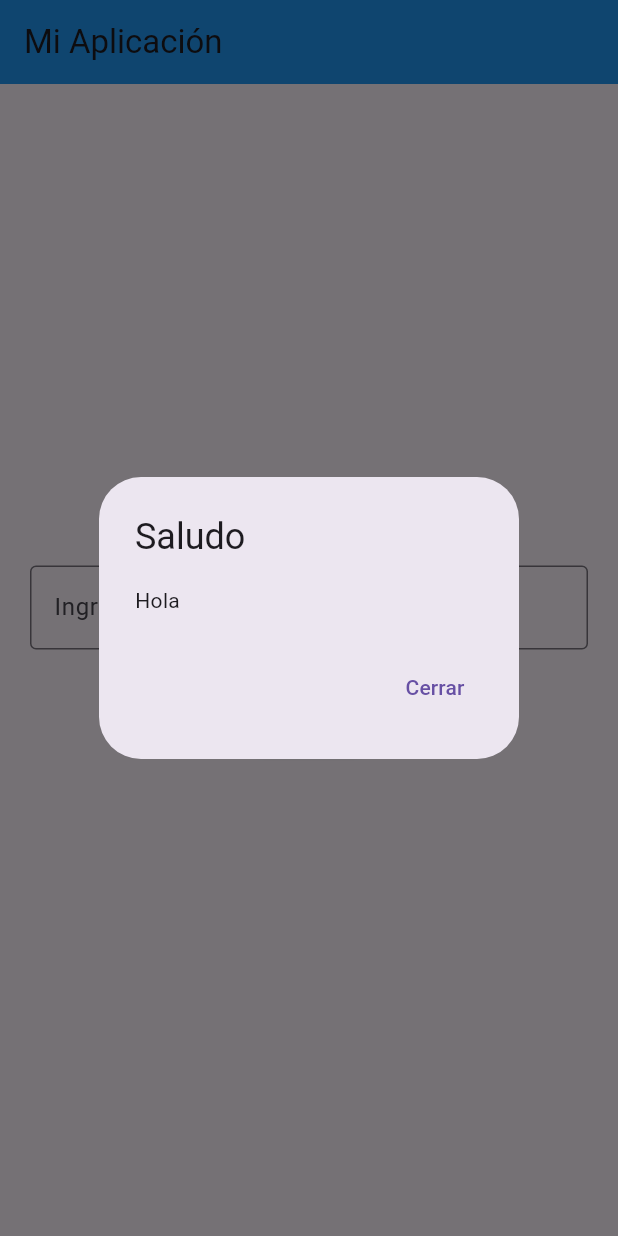
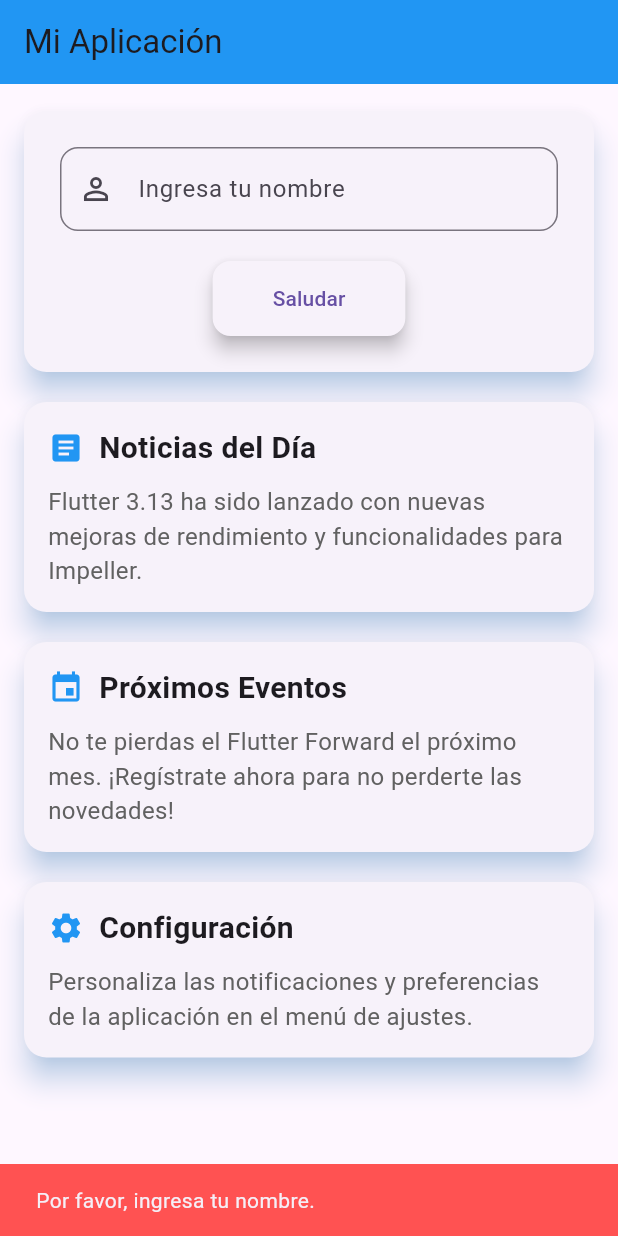
Before and after one commit to Juanki56/Flutter-App, a Flutter app: the screen it shows after launch, after a tap on "Saludar", on a phone screen of 412 x 824 dp. Run offline on Flutter 3.47's test engine with Material 3 defaults, Android fonts, the phone set to English and light mode, and no system bars.

Commit message:
actualizo mi proyecto

```diff
--- a/lib/main.dart
+++ b/lib/main.dart
@@ -25,26 +25,43 @@ class _HomeScreenState extends State<HomeScreen> {
   // Controlador para obtener el texto del TextField
   final TextEditingController _nombreController = TextEditingController();
 
-  // Método para mostrar el pop-up
+  // Método para mostrar el SnackBar
   void _mostrarSaludo() {
-    String nombre = _nombreController.text;
+    // Ocultar el teclado si está abierto
+    FocusScope.of(context).unfocus();
 
-    showDialog(
-      context: context,
-      builder: (BuildContext context) {
-        return AlertDialog(
-          title: Text('Saludo'),
-          content: Text('Hola $nombre'),
-          actions: [
-            TextButton(
+    final String nombre = _nombreController.text.trim();
+
+    // 1. Validar que el nombre no esté vacío
+    if (nombre.isEmpty) {
+      ScaffoldMessenger.of(context).showSnackBar(
+        SnackBar(
+          content: const Text('Por favor, ingresa tu nombre.'),
+          backgroundColor: Colors.redAccent, // Color para indicar error
+        ),
+      );
+      return; // No continuar si el nombre está vacío
+    }
+
+    // 2. Mostrar el SnackBar con un diseño mejorado
+    ScaffoldMessenger.of(context).showSnackBar(
+      SnackBar(
+        content: Text('¡Hola, $nombre! Un gusto saludarte.'),
+        // 3. SnackBar flotante para un look moderno
+        behavior: SnackBarBehavior.floating,
+        shape: RoundedRectangleBorder(
+          borderRadius: BorderRadius.circular(12.0),
+        ),
+        margin: const EdgeInsets.symmetric(horizontal: 20, vertical: 10),
+        duration: const Duration(seconds: 3),
+        action: SnackBarAction(
+          label: 'OK',
+          textColor: Colors.white,
           onPressed: () {
-                Navigator.of(context).pop();
+            // La acción puede estar vacía si solo es para cerrar
           },
-              child: Text('Cerrar'),
         ),
-          ],
-        );
-      },
+      ),
     );
   }
 
@@ -59,38 +76,125 @@ class _HomeScreenState extends State<HomeScreen> {
   Widget build(BuildContext context) {
     return Scaffold(
       appBar: AppBar(
-        title: Text('Mi Aplicación'),
+        title: const Text('Mi Aplicación'),
         backgroundColor: Colors.blue,
       ),
-      body: Center(
+      // Usamos un ListView para mostrar múltiples tarjetas
+      body: ListView(
+        padding: const EdgeInsets.symmetric(vertical: 8.0),
+        children: [
+          // 1. Mantenemos la tarjeta original para el saludo
+          Card(
+            shape: RoundedRectangleBorder(
+              borderRadius: BorderRadius.circular(15.0),
+            ),
+            elevation: 8.0,
+            shadowColor: Colors.blue.withOpacity(0.5),
+            margin: const EdgeInsets.symmetric(vertical: 10.0, horizontal: 16.0),
             child: Padding(
-          padding: const EdgeInsets.all(20.0),
+              padding: const EdgeInsets.all(24.0),
               child: Column(
-            mainAxisAlignment: MainAxisAlignment.center,
+                mainAxisSize: MainAxisSize.min,
                 children: [
-              // Campo de texto editable
                   TextField(
                     controller: _nombreController,
                     decoration: InputDecoration(
                       labelText: 'Ingresa tu nombre',
-                  border: OutlineInputBorder(),
                       hintText: 'Escribe aquí...',
+                      border: OutlineInputBorder(
+                        borderRadius: BorderRadius.circular(12.0),
+                      ),
+                      prefixIcon: const Icon(Icons.person_outline),
                     ),
                   ),
-              SizedBox(height: 20),
-              // Botón
+                  const SizedBox(height: 20),
                   ElevatedButton(
                     onPressed: _mostrarSaludo,
-                child: Text('Saludar'),
                     style: ElevatedButton.styleFrom(
-                  padding:
-                      EdgeInsets.symmetric(horizontal: 30, vertical: 15),
+                      padding: const EdgeInsets.symmetric(
+                          horizontal: 40, vertical: 15),
+                      shape: RoundedRectangleBorder(
+                        borderRadius: BorderRadius.circular(12.0),
                       ),
+                      elevation: 5.0,
+                    ),
+                    child: const Text('Saludar'),
                   ),
                 ],
               ),
             ),
           ),
+
+          // 2. Añadimos nuevas tarjetas de información
+          const InfoCard(
+            title: 'Noticias del Día',
+            icon: Icons.article,
+            content: 'Flutter 3.13 ha sido lanzado con nuevas mejoras de rendimiento y funcionalidades para Impeller.',
+          ),
+          const InfoCard(
+            title: 'Próximos Eventos',
+            icon: Icons.event,
+            content: 'No te pierdas el Flutter Forward el próximo mes. ¡Regístrate ahora para no perderte las novedades!',
+          ),
+          const InfoCard(
+            title: 'Configuración',
+            icon: Icons.settings,
+            content: 'Personaliza las notificaciones y preferencias de la aplicación en el menú de ajustes.',
+          ),
+        ],
+      ),
     );
   }
 }
+
+// WIDGET REUTILIZABLE PARA LAS TARJETAS DE INFORMACIÓN
+class InfoCard extends StatelessWidget {
+  final String title;
+  final IconData icon;
+  final String content;
+
+  const InfoCard({
+    super.key,
+    required this.title,
+    required this.icon,
+    required this.content,
+  });
+
+  @override
+  Widget build(BuildContext context) {
+    return Card(
+      shape: RoundedRectangleBorder(
+        borderRadius: BorderRadius.circular(15.0),
+      ),
+      elevation: 8.0,
+      shadowColor: Colors.blue.withOpacity(0.5),
+      margin: const EdgeInsets.symmetric(vertical: 10.0, horizontal: 16.0),
+      child: Padding(
+        padding: const EdgeInsets.all(16.0),
+        child: Column(
+          crossAxisAlignment: CrossAxisAlignment.start,
+          children: [
+            Row(
+              children: [
+                Icon(icon, color: Colors.blue),
+                const SizedBox(width: 10),
+                Text(
+                  title,
+                  style: const TextStyle(
+                    fontSize: 20,
+                    fontWeight: FontWeight.bold,
+                  ),
+                ),
+              ],
+            ),
+            const SizedBox(height: 10),
+            Text(
+              content,
+              style: TextStyle(fontSize: 16, color: Colors.grey[700]),
+            ),
+          ],
+        ),
+      ),
+    );
+  }
+}
```
Lines whose indentation alone changed are shown as unchanged.
